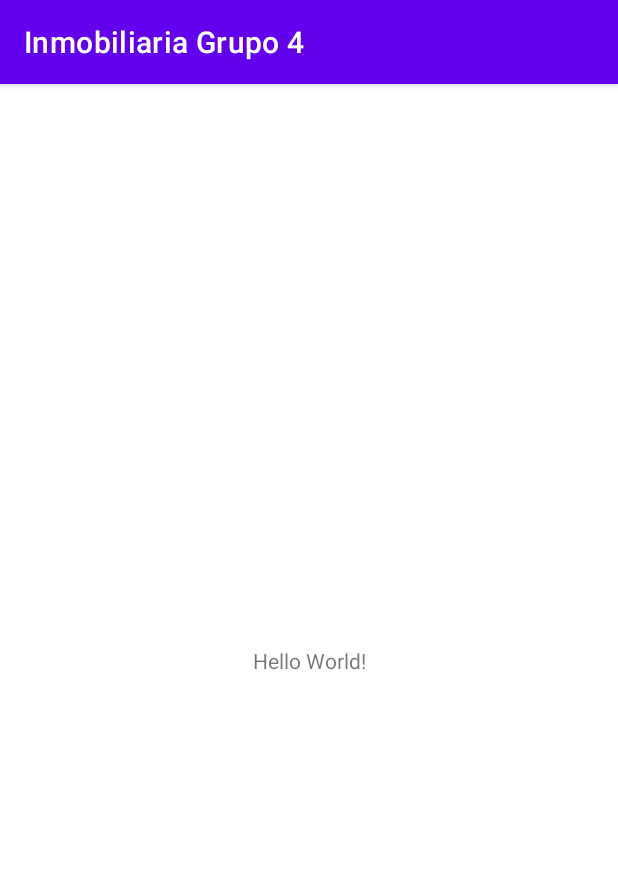
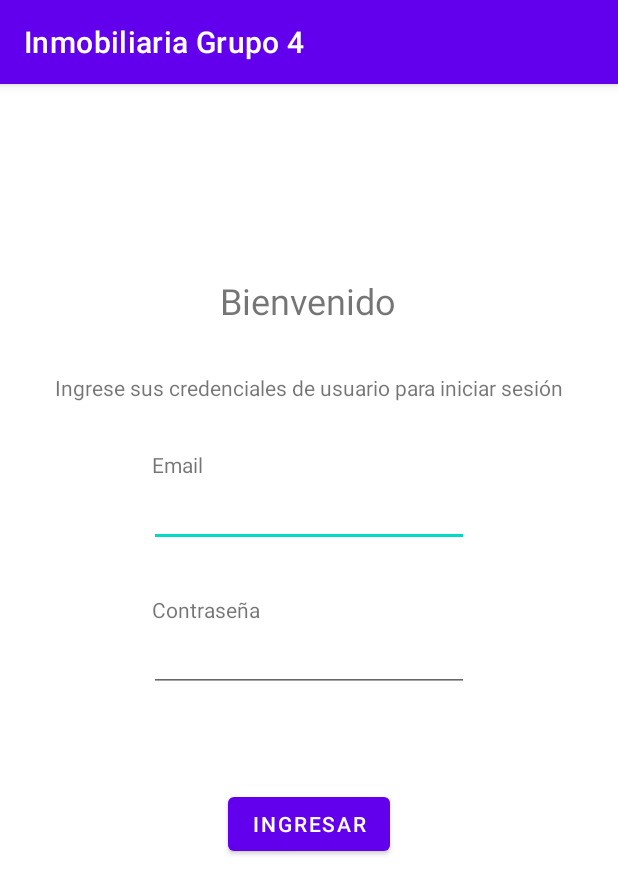
Before and after one commit to Arezlon/Inmobiliaria-Moviles-Grupo-4, an Android app: the screen it shows after launch (MainActivity), on a phone screen of 412 x 824 dp. Shown: the top 894 px of the screen. Run offline under Robolectric (Android 15) with nearby library versions, the phone set to English and light mode, and no system bars.

```diff
--- a/app/src/main/java/com/grupo4/inmobiliaria/MainActivity.java
+++ b/app/src/main/java/com/grupo4/inmobiliaria/MainActivity.java
@@ -1,14 +1,71 @@
 package com.grupo4.inmobiliaria;
 
+import androidx.appcompat.app.AlertDialog;
 import androidx.appcompat.app.AppCompatActivity;
+import androidx.lifecycle.Observer;
+import androidx.lifecycle.ViewModelProvider;
 
+import android.content.DialogInterface;
+import android.content.Intent;
 import android.os.Bundle;
+import android.view.View;
+import android.widget.Button;
+import android.widget.EditText;
 
 public class MainActivity extends AppCompatActivity {
+    private MainActivityViewModel viewModel;
+    private EditText etMail, etClave;
+    private Button btIngresar;
 
     @Override
     protected void onCreate(Bundle savedInstanceState) {
         super.onCreate(savedInstanceState);
         setContentView(R.layout.activity_main);
+
+        viewModel = ViewModelProvider
+                .AndroidViewModelFactory
+                .getInstance(getApplication())
+                .create(MainActivityViewModel.class);
+        inicializarVista();
+
+        viewModel.getMensajeMutable().observe(this, new Observer<String>() {
+            @Override
+            public void onChanged(String s) {
+                new AlertDialog.Builder(MainActivity.this)
+                        .setTitle("Error")
+                        .setMessage(s)
+                        .setPositiveButton("Ok", new DialogInterface.OnClickListener() {
+                            @Override
+                            public void onClick(DialogInterface dialog, int which) {
+
+                            }
+                        }).show();
+            }
+        });
+
+        viewModel.getResultadoMutable().observe(this, new Observer<Boolean>() {
+            @Override
+            public void onChanged(Boolean ok) {
+                if (ok){
+                    startActivity(new Intent(getApplicationContext(), MenuNavegacion.class));
+                }
+            }
+        });
+    }
+
+    private void inicializarVista(){
+        etMail = findViewById(R.id.etMail);
+        etClave = findViewById(R.id.etClave);
+        btIngresar = findViewById(R.id.btIngresar);
+
+        btIngresar.setOnClickListener(new View.OnClickListener(){
+            @Override
+            public void onClick(View view){
+                viewModel.verificarDatos(
+                        etMail.getText().toString(),
+                        etClave.getText().toString()
+                );
+            }
+        });
     }
 }
--- /dev/null
+++ b/app/src/main/java/com/grupo4/inmobiliaria/MainActivityViewModel.java
@@ -0,0 +1,40 @@
+package com.grupo4.inmobiliaria;
+
+import androidx.lifecycle.LiveData;
+import androidx.lifecycle.MutableLiveData;
+import androidx.lifecycle.ViewModel;
+
+import com.grupo4.inmobiliaria.modelo.Propietario;
+import com.grupo4.inmobiliaria.request.ApiClient;
+
+public class MainActivityViewModel extends ViewModel {
+    private MutableLiveData<String> mensajeMutable;
+    private MutableLiveData<Boolean> resultadoMutable;
+
+    public LiveData<String> getMensajeMutable(){
+        if (mensajeMutable == null)
+            mensajeMutable = new MutableLiveData<>();
+        return mensajeMutable;
+    }
+
+    public LiveData<Boolean> getResultadoMutable(){
+        if (resultadoMutable == null)
+            resultadoMutable = new MutableLiveData<>();
+        return resultadoMutable;
+    }
+
+    public void verificarDatos(String mail, String clave){
+        if (mail != null && clave != null && clave.length() > 0 && mail.length() > 0){
+            ApiClient api = ApiClient.getApi();
+            Propietario propietario = api.login(mail, clave);
+
+            if (propietario == null){
+                mensajeMutable.setValue("Credenciales incorrectas");
+            } else {
+                resultadoMutable.setValue(true);
+            }
+        } else {
+            mensajeMutable.setValue("Datos insuficientes");
+        }
+    }
+}
--- a/app/src/main/res/layout/activity_main.xml
+++ b/app/src/main/res/layout/activity_main.xml
@@ -7,12 +7,79 @@
     tools:context=".MainActivity">
 
     <TextView
+        android:id="@+id/textView2"
         android:layout_width="wrap_content"
         android:layout_height="wrap_content"
-        android:text="Hello World!"
-        app:layout_constraintBottom_toBottomOf="parent"
+        android:layout_marginTop="128dp"
+        android:text="Bienvenido"
+        android:textSize="24sp"
+        app:layout_constraintEnd_toEndOf="parent"
+        app:layout_constraintHorizontal_bias="0.498"
         app:layout_constraintLeft_toLeftOf="parent"
         app:layout_constraintRight_toRightOf="parent"
+        app:layout_constraintStart_toStartOf="parent"
         app:layout_constraintTop_toTopOf="parent" />
 
+    <TextView
+        android:id="@+id/textView"
+        android:layout_width="wrap_content"
+        android:layout_height="wrap_content"
+        android:layout_marginTop="32dp"
+        android:text="Ingrese sus credenciales de usuario para iniciar sesión"
+        app:layout_constraintEnd_toEndOf="parent"
+        app:layout_constraintStart_toStartOf="parent"
+        app:layout_constraintTop_toBottomOf="@+id/textView2" />
+
+    <EditText
+        android:id="@+id/etMail"
+        android:layout_width="wrap_content"
+        android:layout_height="wrap_content"
+        android:ems="10"
+        android:inputType="textPersonName"
+        app:layout_constraintEnd_toEndOf="parent"
+        app:layout_constraintStart_toStartOf="parent"
+        app:layout_constraintTop_toBottomOf="@+id/textView3" />
+
+    <TextView
+        android:id="@+id/textView3"
+        android:layout_width="wrap_content"
+        android:layout_height="wrap_content"
+        android:layout_marginTop="32dp"
+        android:layout_marginEnd="175dp"
+        android:text="Email"
+        app:layout_constraintEnd_toEndOf="@+id/etMail"
+        app:layout_constraintStart_toStartOf="@+id/etMail"
+        app:layout_constraintTop_toBottomOf="@+id/textView" />
+
+    <TextView
+        android:id="@+id/textView4"
+        android:layout_width="wrap_content"
+        android:layout_height="wrap_content"
+        android:layout_marginTop="32dp"
+        android:layout_marginEnd="137dp"
+        android:text="Contraseña"
+        app:layout_constraintEnd_toEndOf="@+id/etClave"
+        app:layout_constraintStart_toStartOf="@+id/etClave"
+        app:layout_constraintTop_toBottomOf="@+id/etMail" />
+
+    <EditText
+        android:id="@+id/etClave"
+        android:layout_width="wrap_content"
+        android:layout_height="wrap_content"
+        android:ems="10"
+        android:inputType="textPersonName"
+        app:layout_constraintEnd_toEndOf="parent"
+        app:layout_constraintStart_toStartOf="parent"
+        app:layout_constraintTop_toBottomOf="@+id/textView4" />
+
+    <Button
+        android:id="@+id/btIngresar"
+        android:layout_width="wrap_content"
+        android:layout_height="wrap_content"
+        android:layout_marginTop="64dp"
+        android:text="Ingresar"
+        app:layout_constraintEnd_toEndOf="parent"
+        app:layout_constraintStart_toStartOf="parent"
+        app:layout_constraintTop_toBottomOf="@+id/etClave" />
+
 </androidx.constraintlayout.widget.ConstraintLayout>
```
